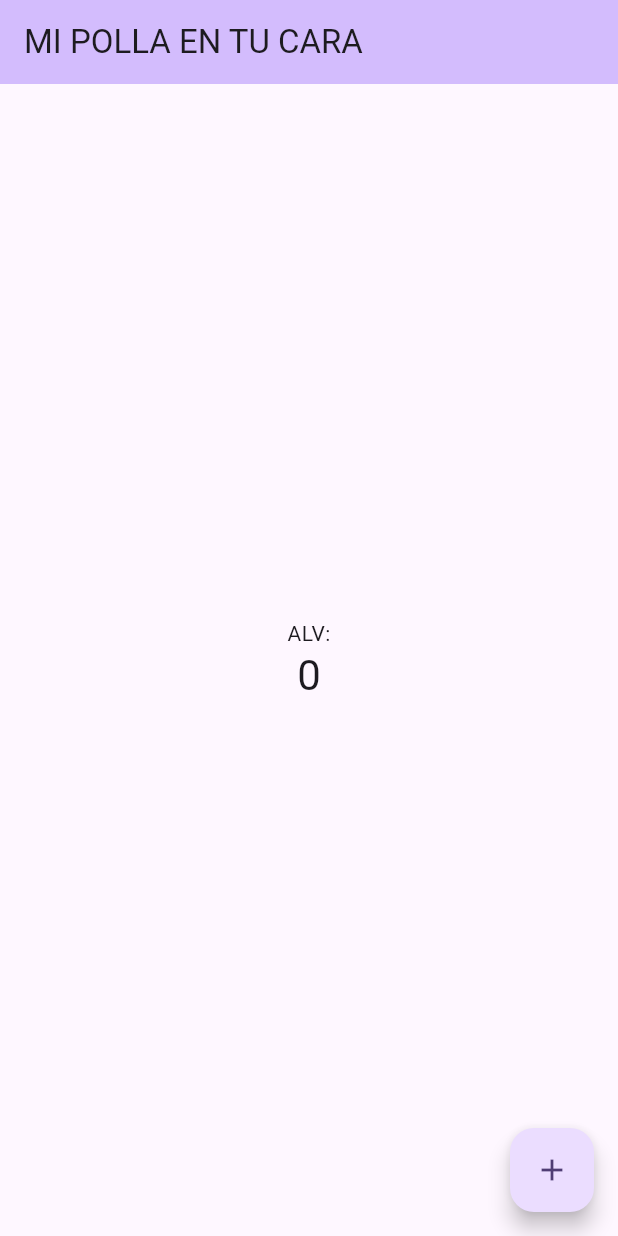
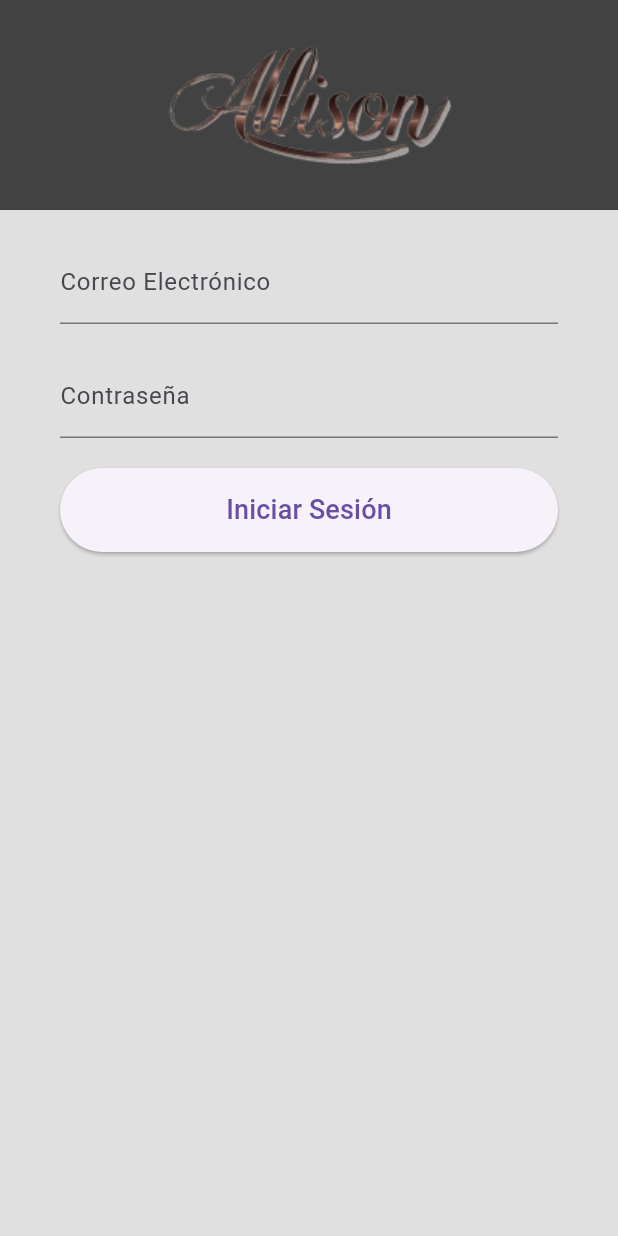
Before and after one commit to fedegmz/allison_app, a Flutter app: the screen it shows after launch, on a phone screen of 412 x 824 dp. Run offline on Flutter 3.47's test engine with Material 3 defaults, Android fonts, the phone set to English and light mode, and no system bars; our stand-ins replace fluttertoast.

Commit message:
feat: Add login screen and authentication service This commit adds the login screen and the authentication service to handle user login functionality. The login screen allows users to enter their email and password, and the authentication service makes a POST request to the server to verify the credentials. If the login is successful, the user is redirected to the home screen. If the login fails, an error message is displayed.

```diff
--- /dev/null
+++ b/devtools_options.yaml
@@ -0,0 +1,3 @@
+description: This file stores settings for Dart & Flutter DevTools.
+documentation: https://docs.flutter.dev/tools/devtools/extensions#configure-extension-enablement-states
+extensions:
--- a/lib/main.dart
+++ b/lib/main.dart
@@ -1,125 +1,32 @@
 import 'package:flutter/material.dart';
+import 'src/screens/home_screen.dart';
+import 'src/screens/login_screen.dart';
+import 'package:provider/provider.dart';
+import 'package:allison_app/src/providers/auth_provider.dart'; // Asegúrate de usar el nombre correcto de tu proyecto
+
 
 void main() {
-  runApp(const MyApp());
+  runApp(MyApp());
 }
 
 class MyApp extends StatelessWidget {
-  const MyApp({super.key});
-
-  // This widget is the root of your application.
   @override
   Widget build(BuildContext context) {
-    return MaterialApp(
-      title: 'Flutter Demo',
-      theme: ThemeData(
-        // This is the theme of your application.
-        //
-        // TRY THIS: Try running your application with "flutter run". You'll see
-        // the application has a purple toolbar. Then, without quitting the app,
-        // try changing the seedColor in the colorScheme below to Colors.green
-        // and then invoke "hot reload" (save your changes or press the "hot
-        // reload" button in a Flutter-supported IDE, or press "r" if you used
-        // the command line to start the app).
-        //
-        // Notice that the counter didn't reset back to zero; the application
-        // state is not lost during the reload. To reset the state, use hot
-        // restart instead.
-        //
-        // This works for code too, not just values: Most code changes can be
-        // tested with just a hot reload.
-        colorScheme: ColorScheme.fromSeed(seedColor: Colors.deepPurple),
-        useMaterial3: true,
+    return MultiProvider(
+      providers: [
+        ChangeNotifierProvider(create: (_) => AuthProvider()),
+      ],
+      child: MaterialApp(
+        title: 'Flutter Demo',
+        theme: ThemeData(
+          primarySwatch: Colors.blue,
+        ),
+        initialRoute: '/',
+        routes: {
+          '/': (context) => LoginScreen(),
+          '/home': (context) => HomeScreen(),
+        },
       ),
-      home: const MyHomePage(title: 'MI POLLA EN TU CARA   '),
     );
   }
 }
-
-class MyHomePage extends StatefulWidget {
-  const MyHomePage({super.key, required this.title});
-
-  // This widget is the home page of your application. It is stateful, meaning
-  // that it has a State object (defined below) that contains fields that affect
-  // how it looks.
-
-  // This class is the configuration for the state. It holds the values (in this
-  // case the title) provided by the parent (in this case the App widget) and
-  // used by the build method of the State. Fields in a Widget subclass are
-  // always marked "final".
-
-  final String title;
-
-  @override
-  State<MyHomePage> createState() => _MyHomePageState();
-}
-
-class _MyHomePageState extends State<MyHomePage> {
-  int _counter = 0;
-
-  void _incrementCounter() {
-    setState(() {
-      // This call to setState tells the Flutter framework that something has
-      // changed in this State, which causes it to rerun the build method below
-      // so that the display can reflect the updated values. If we changed
-      // _counter without calling setState(), then the build method would not be
-      // called again, and so nothing would appear to happen.
-      _counter++;
-    });
-  }
-
-  @override
-  Widget build(BuildContext context) {
-    // This method is rerun every time setState is called, for instance as done
-    // by the _incrementCounter method above.
-    //
-    // The Flutter framework has been optimized to make rerunning build methods
-    // fast, so that you can just rebuild anything that needs updating rather
-    // than having to individually change instances of widgets.
-    return Scaffold(
-      appBar: AppBar(
-        // TRY THIS: Try changing the color here to a specific color (to
-        // Colors.amber, perhaps?) and trigger a hot reload to see the AppBar
-        // change color while the other colors stay the same.
-        backgroundColor: Theme.of(context).colorScheme.inversePrimary,
-        // Here we take the value from the MyHomePage object that was created by
-        // the App.build method, and use it to set our appbar title.
-        title: Text(widget.title),
-      ),
-      body: Center(
-        // Center is a layout widget. It takes a single child and positions it
-        // in the middle of the parent.
-        child: Column(
-          // Column is also a layout widget. It takes a list of children and
-          // arranges them vertically. By default, it sizes itself to fit its
-          // children horizontally, and tries to be as tall as its parent.
-          //
-          // Column has various properties to control how it sizes itself and
-          // how it positions its children. Here we use mainAxisAlignment to
-          // center the children vertically; the main axis here is the vertical
-          // axis because Columns are vertical (the cross axis would be
-          // horizontal).
-          //
-          // TRY THIS: Invoke "debug painting" (choose the "Toggle Debug Paint"
-          // action in the IDE, or press "p" in the console), to see the
-          // wireframe for each widget.
-          mainAxisAlignment: MainAxisAlignment.center,
-          children: <Widget>[
-            const Text(
-              'ALV:',
-            ),
-            Text(
-              '$_counter',
-              style: Theme.of(context).textTheme.headlineMedium,
-            ),
-          ],
-        ),
-      ),
-      floatingActionButton: FloatingActionButton(
-        onPressed: _incrementCounter,
-        tooltip: 'Increment',
-        child: const Icon(Icons.add),
-      ), // This trailing comma makes auto-formatting nicer for build methods.
-    );
-  }
-}
--- /dev/null
+++ b/lib/src/providers/auth_provider.dart
@@ -0,0 +1,26 @@
+// lib/src/providers/auth_provider.dart
+import 'package:flutter/material.dart';
+import 'package:allison_app/src/services/auth_service.dart';
+
+class AuthProvider with ChangeNotifier {
+  final AuthService _authService = AuthService();
+  bool _isLoggedIn = false;
+  String? _errorMessage;
+
+  bool get isLoggedIn => _isLoggedIn;
+  String? get errorMessage => _errorMessage;
+
+  Future<void> login(BuildContext context, String email, String password) async {
+    final success = await _authService.login(email, password);
+    if (success) {
+      _isLoggedIn = true;
+      _errorMessage = null;
+      // Navegar a la pantalla principal
+      Navigator.pushReplacementNamed(context, '/home');
+    } else {
+      _isLoggedIn = false;
+      _errorMessage = 'Credenciales incorrectas';
+    }
+    notifyListeners();
+  }
+}
--- /dev/null
+++ b/lib/src/screens/login_screen.dart
@@ -0,0 +1,100 @@
+// lib/src/screens/login_screen.dart
+import 'package:flutter/material.dart';
+import 'package:provider/provider.dart';
+import 'package:allison_app/src/providers/auth_provider.dart';
+import 'package:fluttertoast/fluttertoast.dart';
+
+class LoginScreen extends StatelessWidget {
+  final TextEditingController _emailController = TextEditingController();
+  final TextEditingController _passwordController = TextEditingController();
+
+  @override
+  Widget build(BuildContext context) {
+    return Scaffold(
+      backgroundColor: Colors.grey[300],
+      body: Column(
+        mainAxisAlignment: MainAxisAlignment.center,
+        children: [
+          Container(
+            padding: EdgeInsets.all(20.0),
+            color: Colors.grey[800],
+            child: Center(
+              child: Image.asset(
+                'assets/images/logo_allison.png',
+                height: 100,
+              ),
+            ),
+          ),
+          SizedBox(height: 20),
+          Expanded(
+            child: SingleChildScrollView(
+              child: Padding(
+                padding: EdgeInsets.symmetric(horizontal: 40.0),
+                child: Column(
+                  mainAxisSize: MainAxisSize.min,
+                  children: [
+                 Consumer<AuthProvider>(
+                      builder: (context, authProvider, child) {
+                        if (authProvider.errorMessage != null) {
+                          // Mostrar un toast si hay un error
+                          Fluttertoast.showToast(
+                            msg: authProvider.errorMessage!,
+                            toastLength: Toast.LENGTH_SHORT,
+                            gravity: ToastGravity.BOTTOM,
+                            timeInSecForIosWeb: 1,
+                            backgroundColor: Colors.red,
+                            textColor: Colors.white,
+                            fontSize: 16.0,
+                          );
+                        }
+                        return SizedBox.shrink();
+                      },
+                    ),
+                    TextField(
+                      controller: _emailController,
+                      decoration: InputDecoration(
+                        labelText: 'Correo Electrónico',
+                      ),
+                    ),
+                    SizedBox(height: 20),
+                    TextField(
+                      controller: _passwordController,
+                      decoration: InputDecoration(
+                        labelText: 'Contraseña',
+                      ),
+                      obscureText: true,
+                    ),
+                    SizedBox(height: 20),
+                    ElevatedButton(
+                      onPressed: () {
+                        final email = _emailController.text;
+                        final password = _passwordController.text;
+                        Provider.of<AuthProvider>(context, listen: false)
+                            .login(context, email, password);
+                      },
+                      style: ElevatedButton.styleFrom(
+                        shape: RoundedRectangleBorder(
+                          borderRadius: BorderRadius.circular(30.0),
+                        ),
+                        padding: EdgeInsets.symmetric(vertical: 15.0),
+                      ),
+                      child: SizedBox(
+                        width: double.infinity,
+                        child: Center(
+                          child: Text(
+                            'Iniciar Sesión',
+                            style: TextStyle(fontSize: 18.0),
+                          ),
+                        ),
+                      ),
+                    ),
+                  ],
+                ),
+              ),
+            ),
+          ),
+        ],
+      ),
+    );
+  }
+}
```
Also changed, not shown: lib/src/screens/home_screen.dart (added, +88 -0 lines), lib/src/services/auth_service.dart (added, +25 -0 lines), pubspec.yaml (+6 -2 lines), assets/images/logo_allison.png (added), pubspec.lock.
